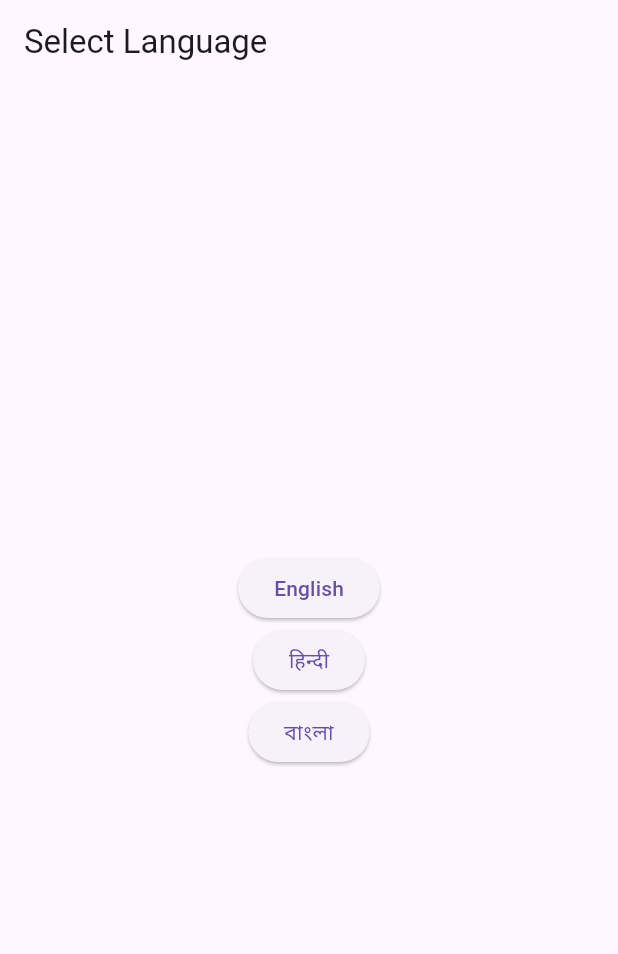
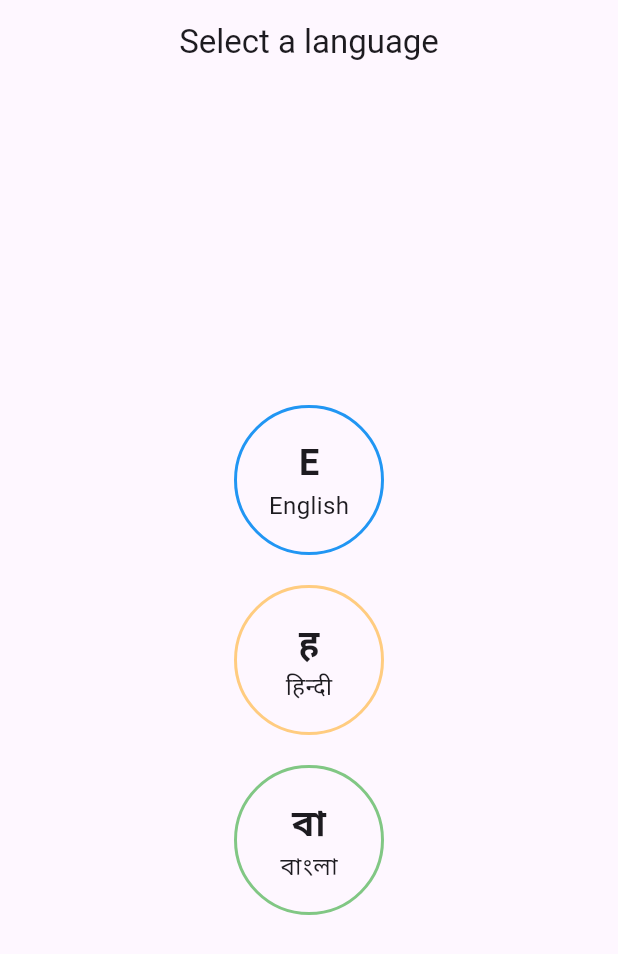
Before and after one commit to alivepool07/Paudha, a Flutter app: the screen it shows after launch, on a phone screen of 412 x 824 dp. Shown: the top 954 px of the screen. Run offline on Flutter 3.47's test engine with Material 3 defaults, Android fonts, the phone set to English and light mode, and no system bars; our stand-ins replace camera, easy_localization, flutter_dotenv, permission_handler, shared_preferences, validators.

Commit message:
Refactor language selection screen: enhance UI with circular buttons and improve layout

```diff
--- a/lib/main.dart
+++ b/lib/main.dart
@@ -1,6 +1,5 @@
 import 'package:flutter/material.dart';
 import 'package:easy_localization/easy_localization.dart';
-import 'package:paudha_app/translations/codegen_loader.g.dart';
 import 'package:paudha_app/translations/locale_keys.g.dart';
 import 'package:shared_preferences/shared_preferences.dart';
 import 'package:flutter_dotenv/flutter_dotenv.dart';
--- a/lib/screens/lang_selection.dart
+++ b/lib/screens/lang_selection.dart
@@ -1,4 +1,53 @@
-// ignore_for_file: use_build_context_synchronously
+// // ignore_for_file: use_build_context_synchronously
+
+// import 'package:flutter/material.dart';
+// import 'package:easy_localization/easy_localization.dart';
+// import 'package:shared_preferences/shared_preferences.dart';
+// import '../main.dart';
+// import 'home_screen.dart';
+
+// class LanguageSelectionScreen extends StatelessWidget {
+//   const LanguageSelectionScreen({super.key});
+
+//   Future<void> _setLanguage(BuildContext context, String languageCode) async {
+//     final prefs = await SharedPreferences.getInstance();
+//     await prefs.setString('language_code', languageCode);
+//     await context.setLocale(Locale(languageCode.split('_')[0], languageCode.split('_').length > 1 ? languageCode.split('_')[1] : '')); // Set the locale dynamically
+//     MyApp.setLocale(context, Locale(languageCode.split('_')[0], languageCode.split('_').length > 1 ? languageCode.split('_')[1] : ''));
+//     Navigator.pushReplacement(
+//       context,
+//       MaterialPageRoute(builder: (_) => const HomeScreen()),
+//     );
+//   }
+
+//   @override
+//   Widget build(BuildContext context) {
+//     return Scaffold(
+//       appBar: AppBar(
+//         title: const Text('Select Language'),
+//       ),
+//       body: Center(
+//         child: Column(
+//           mainAxisAlignment: MainAxisAlignment.center,
+//           children: [
+//             ElevatedButton(
+//               onPressed: () => _setLanguage(context, 'en_US'),
+//               child: const Text('English'),
+//             ),
+//             ElevatedButton(
+//               onPressed: () => _setLanguage(context, 'hi_IN'),
+//               child: const Text('हिन्दी'),
+//             ),
+//             ElevatedButton(
+//               onPressed: () => _setLanguage(context, 'bn_BD'),
+//               child: const Text('বাংলা'),
+//             ),
+//           ],
+//         ),
+//       ),
+//     );
+//   }
+// }
 
 import 'package:flutter/material.dart';
 import 'package:easy_localization/easy_localization.dart';
@@ -12,8 +61,15 @@ class LanguageSelectionScreen extends StatelessWidget {
   Future<void> _setLanguage(BuildContext context, String languageCode) async {
     final prefs = await SharedPreferences.getInstance();
     await prefs.setString('language_code', languageCode);
-    await context.setLocale(Locale(languageCode.split('_')[0], languageCode.split('_').length > 1 ? languageCode.split('_')[1] : '')); // Set the locale dynamically
-    MyApp.setLocale(context, Locale(languageCode.split('_')[0], languageCode.split('_').length > 1 ? languageCode.split('_')[1] : ''));
+    await context.setLocale(
+      Locale(languageCode.split('_')[0],
+          languageCode.split('_').length > 1 ? languageCode.split('_')[1] : ''),
+    ); // Set the locale dynamically
+    MyApp.setLocale(
+      context,
+      Locale(languageCode.split('_')[0],
+          languageCode.split('_').length > 1 ? languageCode.split('_')[1] : ''),
+    );
     Navigator.pushReplacement(
       context,
       MaterialPageRoute(builder: (_) => const HomeScreen()),
@@ -24,27 +80,59 @@ class LanguageSelectionScreen extends StatelessWidget {
 Widget build(BuildContext context) {
   return Scaffold(
     appBar: AppBar(
-        title: const Text('Select Language'),
+      title: const Text('Select a language'),
+      centerTitle: true,
     ),
     body: Center(
       child: Column(
-          mainAxisAlignment: MainAxisAlignment.center,
+        mainAxisAlignment: MainAxisAlignment.center, // Centers the items vertically
+        crossAxisAlignment: CrossAxisAlignment.center, // Centers the items horizontally
         children: [
-            ElevatedButton(
-              onPressed: () => _setLanguage(context, 'en_US'),
-              child: const Text('English'),
-            ),
-            ElevatedButton(
-              onPressed: () => _setLanguage(context, 'hi_IN'),
-              child: const Text('हिन्दी'),
-            ),
-            ElevatedButton(
-              onPressed: () => _setLanguage(context, 'bn_BD'),
-              child: const Text('বাংলা'),
-            ),
+          _buildLanguageCircle(context, 'en_US', 'English', 'E', Colors.blue),
+          const SizedBox(height: 20), // Add spacing between circles
+          _buildLanguageCircle(context, 'hi_IN', 'हिन्दी', 'ह', Colors.orange.shade200),
+          const SizedBox(height: 20), // Add spacing between circles
+          _buildLanguageCircle(context, 'bn_BD', 'বাংলা', 'বা', Colors.green.shade300),
         ],
       ),
     ),
   );
 }
+
+
+  Widget _buildLanguageCircle(
+    BuildContext context,
+    String languageCode,
+    String languageName,
+    String initial,
+    Color borderColor,
+  ) {
+    return InkWell(
+      onTap: () => _setLanguage(context, languageCode),
+      borderRadius: BorderRadius.circular(50),
+      child: Container(
+        width: 100,
+        height: 100,
+        decoration: BoxDecoration(
+          shape: BoxShape.circle,
+          border: Border.all(color: borderColor, width: 2.0),
+        ),
+        child: Center(
+          child: Column(
+            mainAxisAlignment: MainAxisAlignment.center,
+            children: [
+              Text(
+                initial,
+                style: const TextStyle(fontSize: 24, fontWeight: FontWeight.bold),
+              ),
+              Text(
+                languageName,
+                style: const TextStyle(fontSize: 16),
+              ),
+            ],
+          ),
+        ),
+      ),
+    );
   }
+}
```
Lines whose indentation alone changed are shown as unchanged.
